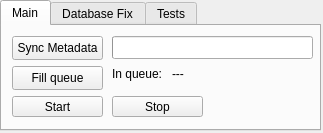
Qt form src/telegrambot-gui/mainwindow.ui (MrGrey7/TeleCloud) before a commit.
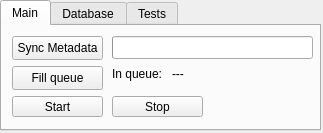
The same form after that commit.

Commit message: ui: changed a tab name

```diff
--- a/src/telegrambot-gui/mainwindow.ui
+++ b/src/telegrambot-gui/mainwindow.ui
@@ -163,7 +163,7 @@
     </widget>
     <widget class="QWidget" name="tab_fix">
      <attribute name="title">
-      <string>Database Fix</string>
+      <string>Database</string>
      </attribute>
      <widget class="QPushButton" name="button_updateFileStatus">
       <property name="geometry">
```
